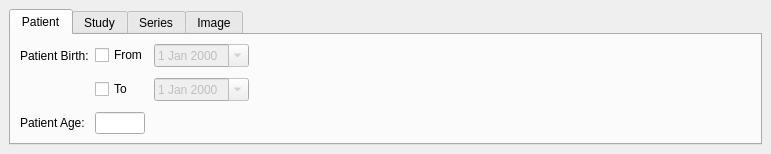
First picture: the form in starviewer/src/inputoutput/qadvancedsearchwidgetbase.ui, repository starviewer-medical/starviewer, before the edit.
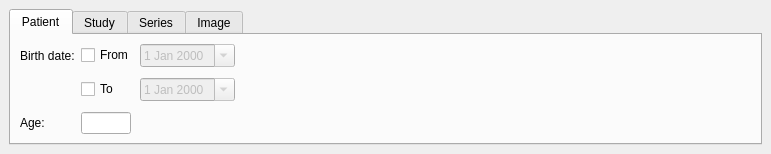
Second picture: the form after the edit.

Patch:
```diff
--- a/starviewer/src/inputoutput/qadvancedsearchwidgetbase.ui
+++ b/starviewer/src/inputoutput/qadvancedsearchwidgetbase.ui
@@ -41,7 +41,7 @@
          <item row="0" column="0">
           <widget class="QLabel" name="label_14">
            <property name="text">
-            <string>Patient Birth:</string>
+            <string>Birth date:</string>
            </property>
           </widget>
          </item>
@@ -144,7 +144,7 @@
          <item row="2" column="0">
           <widget class="QLabel" name="label_15">
            <property name="text">
-            <string>Patient Age:</string>
+            <string>Age:</string>
            </property>
           </widget>
          </item>
```
